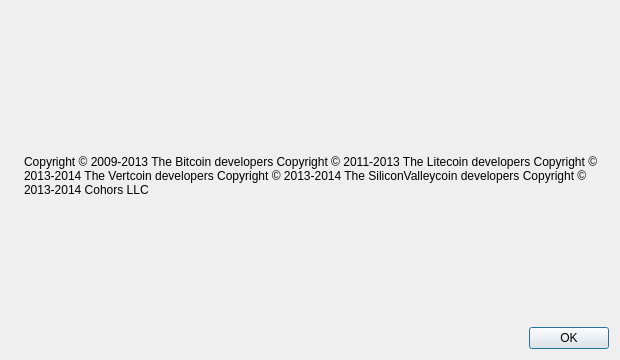
Before: the Qt Designer form src/qt/forms/aboutdialog.ui in UmbrellaHoldings/ULTC, drawn with Qt 5.
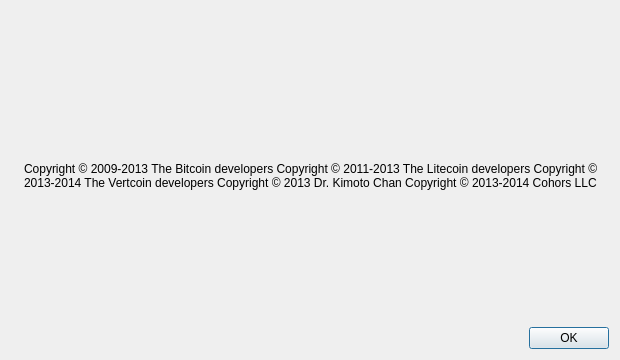
After: the same form once the commit is applied. Icons and pictures are not drawn.

```diff
--- a/src/qt/forms/aboutdialog.ui
+++ b/src/qt/forms/aboutdialog.ui
@@ -73,7 +73,7 @@
         <string notr="true">Copyright &amp;copy; 2009-2013 The Bitcoin developers
 Copyright &amp;copy; 2011-2013 The Litecoin developers
 Copyright &amp;copy; 2013-2014 The Vertcoin developers
-Copyright &amp;copy; 2013-2014 The SiliconValleycoin developers
+Copyright &amp;copy;    2013   Dr. Kimoto Chan
 Copyright &amp;copy; 2013-2014 Cohors LLC
 </string>
        </property>
```
